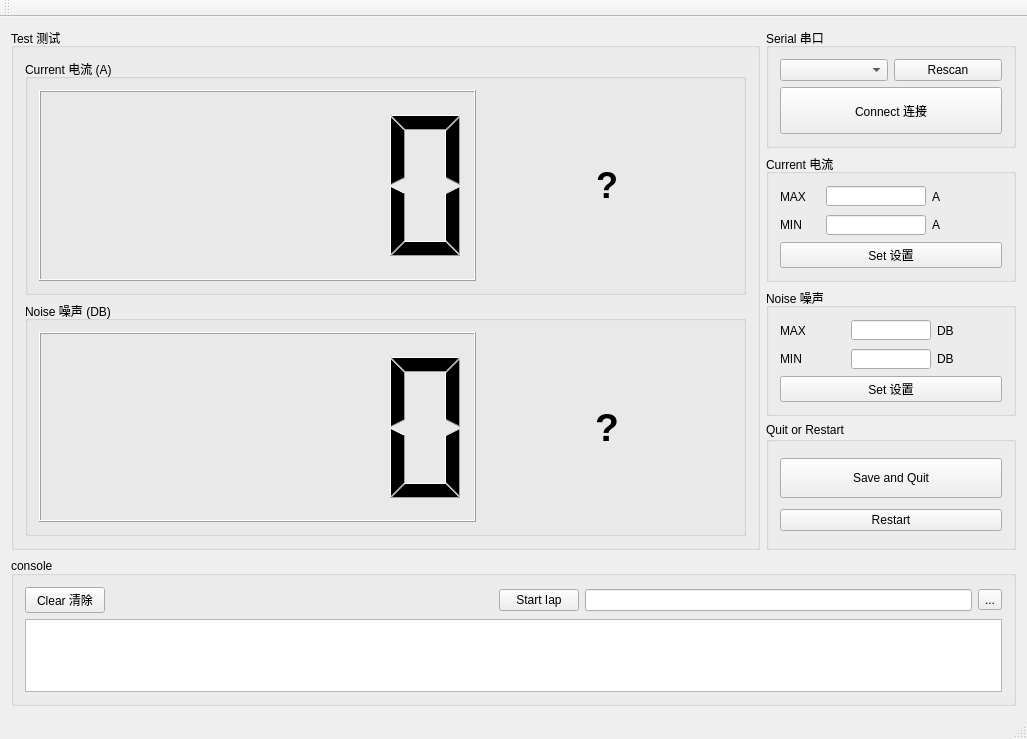
First picture: the form in mainwindow.ui, repository RuanJG/desktopApp, before the edit.
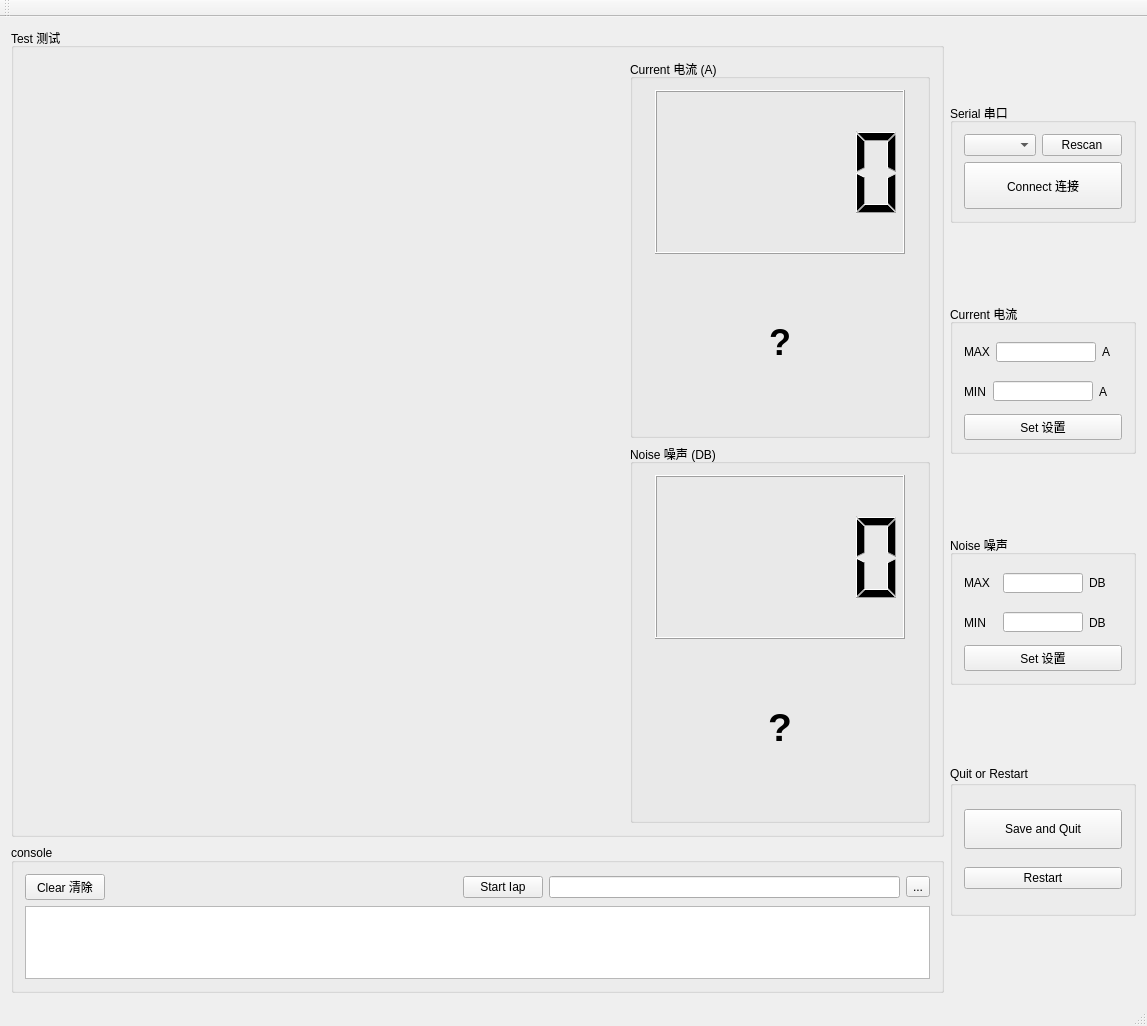
Second picture: the form after the edit. Custom widgets are drawn as their Qt base class.

Commit message: Ruan: add plot display

```diff
--- a/mainwindow.ui
+++ b/mainwindow.ui
@@ -6,8 +6,8 @@
    <rect>
     <x>0</x>
     <y>0</y>
-    <width>1027</width>
-    <height>739</height>
+    <width>1147</width>
+    <height>1026</height>
    </rect>
   </property>
   <property name="windowTitle">
@@ -16,13 +16,10 @@
   <widget class="QWidget" name="centralWidget">
    <layout class="QGridLayout" name="gridLayout_5">
     <item row="0" column="0">
-     <layout class="QVBoxLayout" name="verticalLayout_8">
-      <property name="sizeConstraint">
-       <enum>QLayout::SetDefaultConstraint</enum>
-      </property>
-      <item>
        <layout class="QHBoxLayout" name="horizontalLayout_8">
         <item>
+       <layout class="QVBoxLayout" name="verticalLayout_10">
+        <item>
          <widget class="QGroupBox" name="groupBox_4">
           <property name="sizePolicy">
            <sizepolicy hsizetype="Preferred" vsizetype="Preferred">
@@ -33,7 +30,7 @@
           <property name="minimumSize">
            <size>
             <width>0</width>
-            <height>300</height>
+            <height>0</height>
            </size>
           </property>
           <property name="maximumSize">
@@ -47,12 +44,17 @@
           </property>
           <layout class="QGridLayout" name="gridLayout_3">
            <item row="0" column="0">
-            <layout class="QVBoxLayout" name="verticalLayout_7">
+            <layout class="QVBoxLayout" name="verticalLayout_9">
+             <item>
+              <layout class="QHBoxLayout" name="horizontalLayout">
+               <item>
+                <widget class="QCustomPlot" name="currentPlotwidget" native="true"/>
+               </item>
              <item>
               <widget class="QGroupBox" name="groupBox_7">
                <property name="maximumSize">
                 <size>
-                 <width>3000</width>
+                   <width>300</width>
                  <height>3000</height>
                 </size>
                </property>
@@ -64,7 +66,7 @@
                </property>
                <layout class="QGridLayout" name="gridLayout">
                 <item row="0" column="0">
-                 <layout class="QHBoxLayout" name="horizontalLayout">
+                   <layout class="QVBoxLayout" name="verticalLayout_7">
                   <item>
                    <widget class="QLCDNumber" name="currentlcdNumber">
                     <property name="sizePolicy">
@@ -133,11 +135,18 @@
                </layout>
               </widget>
              </item>
+              </layout>
+             </item>
+             <item>
+              <layout class="QHBoxLayout" name="horizontalLayout_7">
+               <item>
+                <widget class="QCustomPlot" name="noisePlotwidget" native="true"/>
+               </item>
              <item>
               <widget class="QGroupBox" name="groupBox_9">
                <property name="maximumSize">
                 <size>
-                 <width>3000</width>
+                   <width>300</width>
                  <height>3000</height>
                 </size>
                </property>
@@ -149,7 +158,7 @@
                </property>
                <layout class="QGridLayout" name="gridLayout_2">
                 <item row="0" column="0">
-                 <layout class="QHBoxLayout" name="horizontalLayout_7">
+                   <layout class="QVBoxLayout" name="verticalLayout_8">
                   <item>
                    <widget class="QLCDNumber" name="noiselcdNumber">
                     <property name="sizePolicy">
@@ -221,7 +230,92 @@
             </layout>
            </item>
           </layout>
+           </item>
+          </layout>
          </widget>
+        </item>
+        <item>
+         <widget class="QGroupBox" name="groupBox_6">
+          <property name="maximumSize">
+           <size>
+            <width>16777215</width>
+            <height>150</height>
+           </size>
+          </property>
+          <property name="title">
+           <string>console</string>
+          </property>
+          <property name="alignment">
+           <set>Qt::AlignBottom|Qt::AlignLeading|Qt::AlignLeft</set>
+          </property>
+          <layout class="QVBoxLayout" name="verticalLayout">
+           <item>
+            <layout class="QHBoxLayout" name="horizontalLayout_9">
+             <item>
+              <widget class="QPushButton" name="ClearTextBrowButton">
+               <property name="maximumSize">
+                <size>
+                 <width>100</width>
+                 <height>16777215</height>
+                </size>
+               </property>
+               <property name="text">
+                <string>Clear 清除</string>
+               </property>
+              </widget>
+             </item>
+             <item>
+              <spacer name="horizontalSpacer">
+               <property name="orientation">
+                <enum>Qt::Horizontal</enum>
+               </property>
+               <property name="sizeHint" stdset="0">
+                <size>
+                 <width>30</width>
+                 <height>20</height>
+                </size>
+               </property>
+              </spacer>
+             </item>
+             <item>
+              <widget class="QPushButton" name="iapButton">
+               <property name="maximumSize">
+                <size>
+                 <width>150</width>
+                 <height>16777215</height>
+                </size>
+               </property>
+               <property name="text">
+                <string>Start Iap</string>
+               </property>
+              </widget>
+             </item>
+             <item>
+              <widget class="QLineEdit" name="iapFilelineEdit"/>
+             </item>
+             <item>
+              <widget class="QToolButton" name="fileChooseButton">
+               <property name="text">
+                <string>...</string>
+               </property>
+              </widget>
+             </item>
+            </layout>
+           </item>
+           <item>
+            <widget class="QTextBrowser" name="textBrowser">
+             <property name="maximumSize">
+              <size>
+               <width>16777215</width>
+               <height>16777215</height>
+              </size>
+             </property>
+            </widget>
+           </item>
+          </layout>
+         </widget>
+        </item>
+       </layout>
         </item>
         <item>
          <layout class="QVBoxLayout" name="verticalLayout_2">
@@ -529,89 +623,6 @@
         </item>
        </layout>
       </item>
-      <item>
-       <widget class="QGroupBox" name="groupBox_6">
-        <property name="maximumSize">
-         <size>
-          <width>16777215</width>
-          <height>150</height>
-         </size>
-        </property>
-        <property name="title">
-         <string>console</string>
-        </property>
-        <property name="alignment">
-         <set>Qt::AlignBottom|Qt::AlignLeading|Qt::AlignLeft</set>
-        </property>
-        <layout class="QVBoxLayout" name="verticalLayout">
-         <item>
-          <layout class="QHBoxLayout" name="horizontalLayout_9">
-           <item>
-            <widget class="QPushButton" name="ClearTextBrowButton">
-             <property name="maximumSize">
-              <size>
-               <width>100</width>
-               <height>16777215</height>
-              </size>
-             </property>
-             <property name="text">
-              <string>Clear 清除</string>
-             </property>
-            </widget>
-           </item>
-           <item>
-            <spacer name="horizontalSpacer">
-             <property name="orientation">
-              <enum>Qt::Horizontal</enum>
-             </property>
-             <property name="sizeHint" stdset="0">
-              <size>
-               <width>30</width>
-               <height>20</height>
-              </size>
-             </property>
-            </spacer>
-           </item>
-           <item>
-            <widget class="QPushButton" name="iapButton">
-             <property name="maximumSize">
-              <size>
-               <width>150</width>
-               <height>16777215</height>
-              </size>
-             </property>
-             <property name="text">
-              <string>Start Iap</string>
-             </property>
-            </widget>
-           </item>
-           <item>
-            <widget class="QLineEdit" name="iapFilelineEdit"/>
-           </item>
-           <item>
-            <widget class="QToolButton" name="fileChooseButton">
-             <property name="text">
-              <string>...</string>
-             </property>
-            </widget>
-           </item>
-          </layout>
-         </item>
-         <item>
-          <widget class="QTextBrowser" name="textBrowser">
-           <property name="maximumSize">
-            <size>
-             <width>16777215</width>
-             <height>16777215</height>
-            </size>
-           </property>
-          </widget>
-         </item>
-        </layout>
-       </widget>
-      </item>
-     </layout>
-    </item>
    </layout>
   </widget>
   <widget class="QMenuBar" name="menuBar">
@@ -635,6 +646,14 @@
   <widget class="QStatusBar" name="statusBar"/>
  </widget>
  <layoutdefault spacing="6" margin="11"/>
+ <customwidgets>
+  <customwidget>
+   <class>QCustomPlot</class>
+   <extends>QWidget</extends>
+   <header location="global">qcustomplot.h</header>
+   <container>1</container>
+  </customwidget>
+ </customwidgets>
  <resources/>
  <connections/>
 </ui>
```
Left out of the diff: 4 changed lines with no effect on the pictures. Lines whose indentation alone changed are shown as unchanged. The commit also changes 5 other files.
